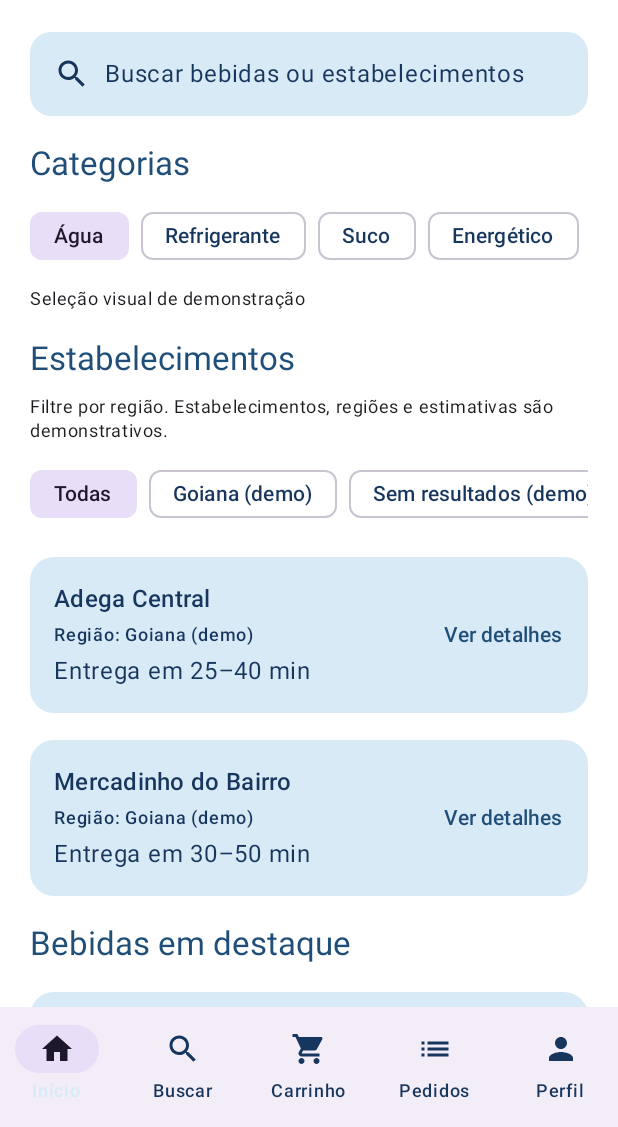
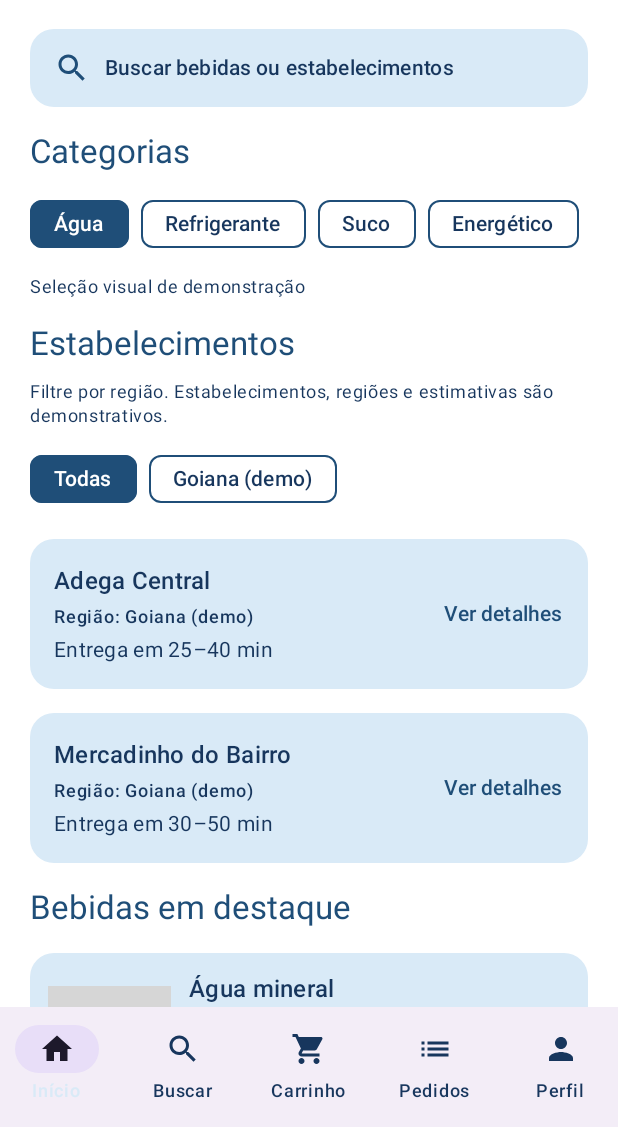
Before and after one commit to Pedro-hxm/App_Bebida_Ja, an Android app built with Jetpack Compose: the screen it shows after launch (AtividadePrincipal), after a tap on "Explorar demonstração", on a phone screen of 412 x 824 dp, the part 109-1236 px from its top. Run offline under Robolectric (Android 15) with nearby library versions, the phone set to English and light mode, and no system bars; our stand-ins replace Firebase (no records; nobody signed in at launch, a user with empty details on screens opened directly); 2 other taps on this screen came first; grey boxes are pictures that could not be loaded.

Commit message:
feat: refinar Home e detalhes dos estabelecimentos
Description:
Funcionalidades implementadas:
- Refinada a Home, os chips regionais, os cards e os detalhes dos estabelecimentos.
- Removida da interface a opção artificial “Sem resultados (demo)”.
- Mantido o estado vazio para regiões sem correspondência e o tratamento de campos ausentes.
- Preservados os IDs estáveis e a navegação dos cards para os detalhes.

Principais alterações realizadas:
- Cores dos chips alinhadas à paleta BebidaJá, com ajustes de espaçamento e legibilidade.
- Cartão de busca com semântica de clique do Material 3.
- Detalhes exibem a região demonstrativa, aviso sobre dados ilustrativos e “Não informado” para campos ausentes.
- A lista de regiões demonstrativas contém somente Goiana (demo).

Decisões técnicas relevantes:
- O estado vazio continua coberto por teste unitário usando um ID regional sem correspondência, sem adicionar uma região ou dados comerciais.
- Dados demonstrativos, filtros e IDs existentes foram reaproveitados.
- Nenhum contrato compartilhado, arquivo Gradle ou dependência foi alterado.
- A navegação compartilhada não foi modificada; origin/develop já contém a atualização de cores de Pedro Henrique.

Testes executados e resultados:
- :app:assembleDebug — aprovado.
- :app:testDebugUnitTest — aprovado.
- git diff --check — aprovado.
- Validação manual anterior no Small_Phone cobriu filtros, cards, detalhes e retorno. Após esta revisão, a build foi instalada, mas “Explorar demonstração” permaneceu na tela de login; a conferência visual final da lista não foi concluída.

Limitações e pendências:
- Dados comerciais definitivos dependem de alinhamento com Guilherme.
- Revisar a barra inferior compartilhada com Pedro Henrique após integrar a branch à develop.
- A pesquisa funcional pertence à segunda branch.
- O teste automatizado de navegação permanece pendente.

```diff
--- a/app/src/main/java/br/com/bebidaja/data/DadosDemonstrativos.kt
+++ b/app/src/main/java/br/com/bebidaja/data/DadosDemonstrativos.kt
@@ -27,8 +27,7 @@ data class DemoStore(
 )
 
 val demoRegions = listOf(
-    DemoRegion(id = "goiana-demo", name = "Goiana (demo)"),
-    DemoRegion(id = "sem-resultados-demo", name = "Sem resultados (demo)")
+    DemoRegion(id = "goiana-demo", name = "Goiana (demo)")
 )
 
 val demoCategories = listOf("Água", "Refrigerante", "Suco", "Energético")
@@ -63,7 +62,10 @@ fun filterDemoStoresByRegion(
 ): List<DemoStore> =
     if (regionId == null) stores else stores.filter { it.regionId == regionId }
 
+fun findDemoRegionName(regionId: String?): String? =
+    demoRegions.firstOrNull { region -> region.id == regionId }?.name
+
 fun demoStoreRegionLabel(regionId: String?): String =
-    demoRegions.firstOrNull { region -> region.id == regionId }
-        ?.let { region -> "Região: " + region.name }
+    findDemoRegionName(regionId)
+        ?.let { regionName -> "Região: " + regionName }
         ?: "Região não informada"
--- a/app/src/main/java/br/com/bebidaja/ui/components/ComponentesDemonstrativos.kt
+++ b/app/src/main/java/br/com/bebidaja/ui/components/ComponentesDemonstrativos.kt
@@ -12,6 +12,7 @@ import androidx.compose.foundation.shape.RoundedCornerShape
 import androidx.compose.material3.Card
 import androidx.compose.material3.CardDefaults
 import androidx.compose.material3.FilterChip
+import androidx.compose.material3.FilterChipDefaults
 import androidx.compose.material3.MaterialTheme
 import androidx.compose.material3.Text
 import androidx.compose.runtime.Composable
@@ -35,7 +36,19 @@ fun CategoryChoice(
     FilterChip(
         selected = selected,
         onClick = onClick,
-        label = { Text(label) }
+        label = { Text(label) },
+        colors = FilterChipDefaults.filterChipColors(
+            containerColor = MaterialTheme.colorScheme.surface,
+            labelColor = MaterialTheme.colorScheme.onSurface,
+            selectedContainerColor = MaterialTheme.colorScheme.primary,
+            selectedLabelColor = MaterialTheme.colorScheme.onPrimary
+        ),
+        border = FilterChipDefaults.filterChipBorder(
+            enabled = true,
+            selected = selected,
+            borderColor = MaterialTheme.colorScheme.primary,
+            selectedBorderColor = MaterialTheme.colorScheme.primary
+        )
     )
 }
 
@@ -106,7 +119,11 @@ fun StoreCard(store: DemoStore, onClick: () -> Unit) {
                     style = MaterialTheme.typography.labelMedium,
                     color = MaterialTheme.colorScheme.onSurface
                 )
-                Text(store.description, color = MaterialTheme.colorScheme.onSurface)
+                Text(
+                    store.description,
+                    style = MaterialTheme.typography.bodyMedium,
+                    color = MaterialTheme.colorScheme.onSurfaceVariant
+                )
             }
             Text(
                 text = "Ver detalhes",
--- a/app/src/main/java/br/com/bebidaja/ui/screens/TelaInicial.kt
+++ b/app/src/main/java/br/com/bebidaja/ui/screens/TelaInicial.kt
@@ -1,7 +1,6 @@
 package br.com.bebidaja.ui.screens
 
 import androidx.compose.foundation.Image
-import androidx.compose.foundation.clickable
 import androidx.compose.foundation.layout.Arrangement
 import androidx.compose.foundation.layout.Column
 import androidx.compose.foundation.layout.PaddingValues
@@ -27,7 +26,6 @@ import androidx.compose.runtime.saveable.rememberSaveable
 import androidx.compose.runtime.setValue
 import androidx.compose.ui.Alignment
 import androidx.compose.ui.Modifier
-import androidx.compose.ui.draw.clip
 import androidx.compose.ui.layout.ContentScale
 import androidx.compose.ui.res.painterResource
 import androidx.compose.ui.unit.dp
@@ -56,7 +54,7 @@ fun HomeScreen(
     LazyColumn(
         modifier = Modifier.fillMaxWidth(),
         contentPadding = PaddingValues(20.dp),
-        verticalArrangement = Arrangement.spacedBy(18.dp)
+        verticalArrangement = Arrangement.spacedBy(16.dp)
     ) {
         item {
             Row(
@@ -77,18 +75,29 @@ fun HomeScreen(
         }
         item {
             Card(
-                modifier = Modifier
-                    .fillMaxWidth()
-                    .clip(RoundedCornerShape(14.dp))
-                    .clickable(onClick = onSearchClick),
+                onClick = onSearchClick,
+                modifier = Modifier.fillMaxWidth(),
+                shape = RoundedCornerShape(16.dp),
                 colors = CardDefaults.cardColors(containerColor = AzulClaro)
             ) {
                 Row(
-                    modifier = Modifier.padding(16.dp),
+                    modifier = Modifier
+                        .fillMaxWidth()
+                        .padding(horizontal = 16.dp, vertical = 14.dp),
+                    verticalAlignment = Alignment.CenterVertically,
                     horizontalArrangement = Arrangement.spacedBy(10.dp)
                 ) {
-                    Icon(Icons.Filled.Search, contentDescription = "Buscar")
-                    Text("Buscar bebidas ou estabelecimentos")
+                    Icon(
+                        Icons.Filled.Search,
+                        contentDescription = null,
+                        tint = MaterialTheme.colorScheme.primary
+                    )
+                    Text(
+                        "Buscar bebidas ou estabelecimentos",
+                        modifier = Modifier.weight(1f),
+                        style = MaterialTheme.typography.titleSmall,
+                        color = MaterialTheme.colorScheme.onSurface
+                    )
                 }
             }
         }
@@ -106,7 +115,8 @@ fun HomeScreen(
                 }
                 Text(
                     "Seleção visual de demonstração",
-                    style = MaterialTheme.typography.bodySmall
+                    style = MaterialTheme.typography.bodySmall,
+                    color = MaterialTheme.colorScheme.onSurfaceVariant
                 )
             }
         }
@@ -115,7 +125,8 @@ fun HomeScreen(
                 SectionTitle("Estabelecimentos")
                 Text(
                     "Filtre por região. Estabelecimentos, regiões e estimativas são demonstrativos.",
-                    style = MaterialTheme.typography.bodySmall
+                    style = MaterialTheme.typography.bodySmall,
+                    color = MaterialTheme.colorScheme.onSurfaceVariant
                 )
                 LazyRow(horizontalArrangement = Arrangement.spacedBy(8.dp)) {
                     item(key = "todas-as-regioes") {
@@ -148,8 +159,7 @@ fun HomeScreen(
                         style = MaterialTheme.typography.titleMedium
                     )
                     Text(
-                        "Não há estabelecimentos de demonstração para a região selecionada. " +
-                            "Escolha outra região ou toque em “Todas”.",
+                        "Tente outra região ou selecione “Todas”.",
                         style = MaterialTheme.typography.bodyMedium
                     )
                 }
```
Also changed, not shown: app/src/main/java/br/com/bebidaja/ui/screens/TelaDetalhesEmpresa.kt (+28 -5 lines), 1 other file.
